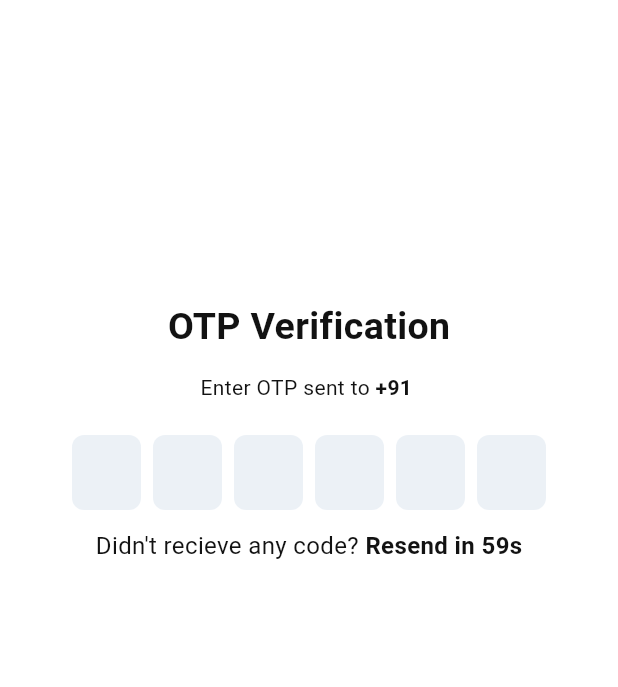
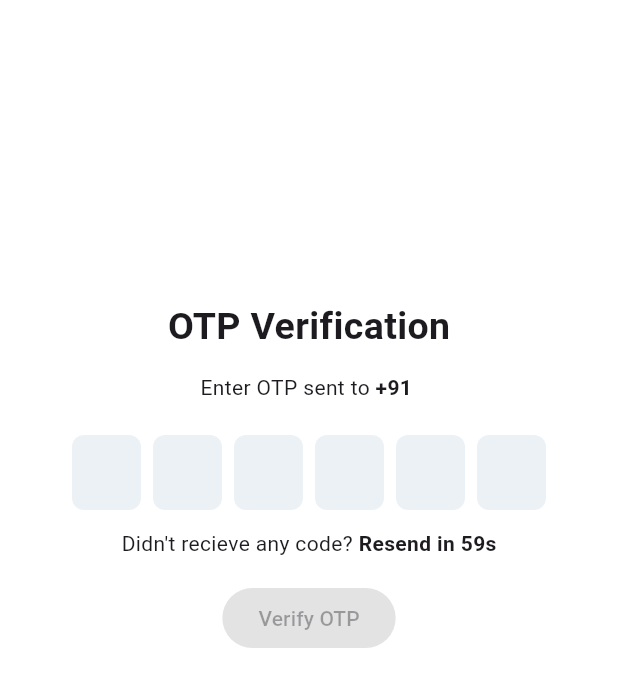
Before and after one commit to Mayuresh-G-Mhatre/public-bicycle-sharing-2, a Flutter app: the OtpScreen screen opened directly with empty values, on a phone screen of 412 x 824 dp. Shown: the top 687 px of the screen. Run offline on Flutter 3.47's test engine with Material 2 defaults, Android fonts, the phone set to English and light mode, and no system bars; drawn by our look-alikes of pinput; our stand-ins replace accordion, animated_text_kit, flutter_rating_bar, fluttertoast, geolocator, introduction_screen and 8 more; missing offline and left inert: flutter_osm_plugin, qr_code_scanner, slide_to_confirm; accounts and stored records are empty.

Commit message:
decreased font size of some text on otp screen, potentially fixed country code bug

```diff
--- a/lib/main.dart
+++ b/lib/main.dart
@@ -48,9 +48,6 @@ class _MyAppState extends State<MyApp> {
   }
 
   final ThemeData _lightTheme = ThemeData(
-    colorScheme: const ColorScheme.dark(
-      primary: Colors.blue,
-    ),
     useMaterial3: true,
     scaffoldBackgroundColor: Colors.white,
     brightness: Brightness.light,
@@ -60,9 +57,6 @@ class _MyAppState extends State<MyApp> {
   );
 
   final ThemeData _darkTheme = ThemeData(
-    colorScheme: const ColorScheme.light(
-      primary: Colors.blue,
-    ),
     useMaterial3: true,
     brightness: Brightness.dark,
     primaryColor: Colors.blue,
--- a/lib/screens/login/login.dart
+++ b/lib/screens/login/login.dart
@@ -131,10 +131,8 @@ class _LoginScreenState extends State<LoginScreen> {
           focusNode: inputNode,
           controller: _phoneController,
           onChanged: (value) {
-            if (_phoneController.text.length == 13) {
-              setState(() {
-                _phoneController.text = _phoneController.text[3];
-              });
+            if (value.startsWith('+91')) {
+              _phoneController.text = value.substring(3);
             }
           },
           keyboardType: TextInputType.phone,
--- a/lib/screens/login/otp.dart
+++ b/lib/screens/login/otp.dart
@@ -201,13 +201,13 @@ class _OtpScreenState extends State<OtpScreen> {
               children: [
                 const Text(
                   "Didn't recieve any code?",
-                  style: TextStyle(fontSize: 16.0),
+                  style: TextStyle(fontSize: 14.0),
                 ),
                 _seconds > 0
                     ? Text(
                         ' Resend in ${_seconds}s',
                         style: const TextStyle(
-                          fontSize: 16.0,
+                          fontSize: 14.0,
                           fontWeight: FontWeight.bold,
                         ),
                       )
@@ -221,12 +221,12 @@ class _OtpScreenState extends State<OtpScreen> {
                         },
                         child: const Text(
                           'Resend Code',
-                          style: TextStyle(fontSize: 16.0),
+                          style: TextStyle(fontSize: 14.0),
                         ),
                       )
               ],
             ),
-            const SizedBox(height: 12.0),
+            const SizedBox(height: 16.0),
             ElevatedButton(
               onPressed: otpFilled
                   ? () {
```
